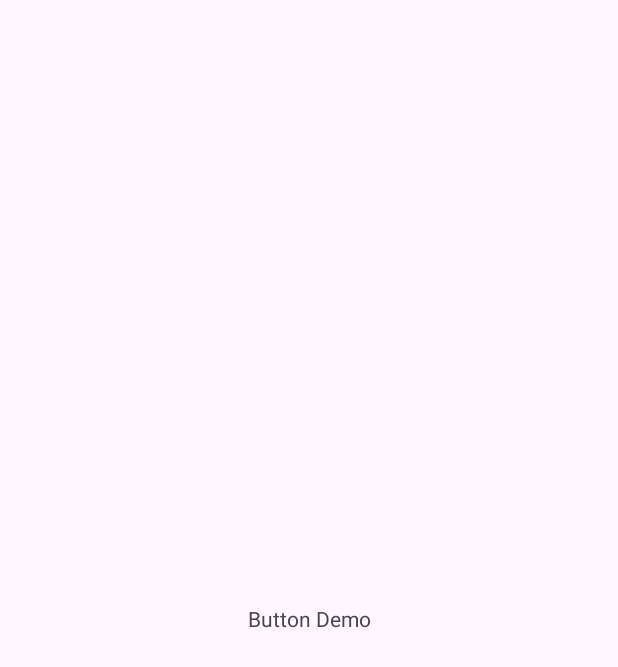
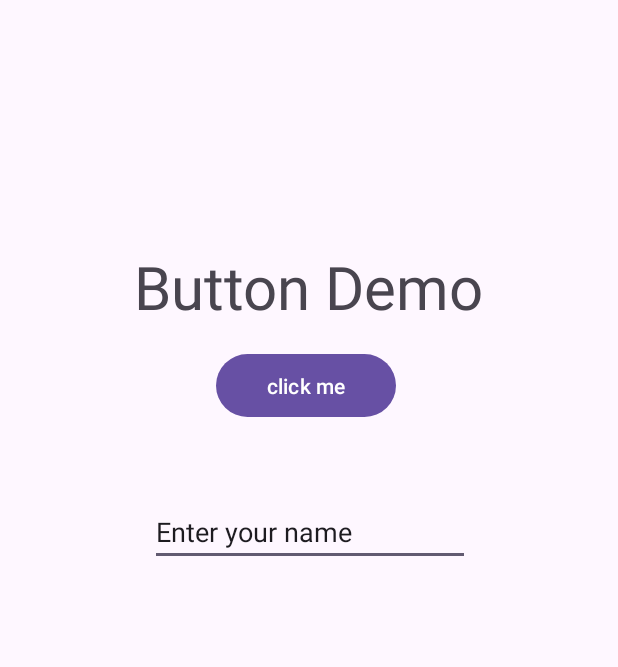
Before and after one commit to xinyuelin321/lab2, an Android app: the screen it shows after launch (MainActivity), on a phone screen of 412 x 824 dp. Before the commit the part shown is almost empty. Shown: the top 667 px of the screen. Run offline under Robolectric (Android 15) with nearby library versions, the phone set to English and light mode, and no system bars.

```diff
--- a/app/src/main/AndroidManifest.xml
+++ b/app/src/main/AndroidManifest.xml
@@ -13,6 +13,9 @@
         android:theme="@style/Theme.Lab2"
         tools:targetApi="31">
         <activity
+            android:name=".CalculatorActivity"
+            android:exported="false" />
+        <activity
             android:name=".MainActivity"
             android:exported="true">
             <intent-filter>
--- a/app/src/main/res/layout/activity_main.xml
+++ b/app/src/main/res/layout/activity_main.xml
@@ -7,11 +7,42 @@
     tools:context=".MainActivity">
 
     <TextView
+        android:id="@+id/textView"
         android:layout_width="wrap_content"
         android:layout_height="wrap_content"
+        android:layout_centerHorizontal="true"
         android:text="Button Demo"
+        android:textSize="40dp"
         app:layout_constraintBottom_toBottomOf="parent"
         app:layout_constraintEnd_toEndOf="parent"
+        app:layout_constraintStart_toStartOf="parent"
+        app:layout_constraintTop_toTopOf="parent"
+        app:layout_constraintVertical_bias="0.213" />
+
+    <Button
+        android:id="@+id/button"
+        android:layout_width="120dp"
+        android:layout_height="50dp"
+        android:layout_centerHorizontal="true"
+        android:layout_marginStart="144dp"
+        android:layout_marginTop="232dp"
+
+        android:onClick="clickFunction"
+        android:text="click me"
+        app:layout_constraintStart_toStartOf="parent"
+        app:layout_constraintTop_toTopOf="parent"
+        app:layout_constraintTop_toBottomOf="@id/myTextField" />
+
+    <EditText
+        android:id="@+id/myTextField"
+        android:layout_width="wrap_content"
+        android:layout_height="wrap_content"
+        android:layout_centerHorizontal="true"
+        android:layout_marginStart="100dp"
+        android:layout_marginTop="332dp"
+        android:ems="10"
+        android:inputType="textPersonName"
+        android:text="Enter your name"
         app:layout_constraintStart_toStartOf="parent"
         app:layout_constraintTop_toTopOf="parent" />
 
```
Also changed, not shown: app/src/main/java/com/cs407/lab2/CalculatorActivity.java (added, +21 -0 lines), app/src/main/java/com/cs407/lab2/MainActivity.java (+19 -0 lines), app/src/main/res/layout/calculator_activity.xml (added, +20 -0 lines).
